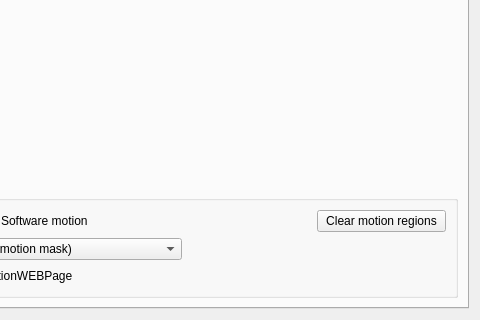
This is client/src/ui/widgets/single_camera_settings_widget.ui in networkoptix/nx_open as Qt 5 draws it before an edit; both pictures show x 232 to 712 and y 239 to 559 of the 712 by 559 pixel window. The edited form follows.
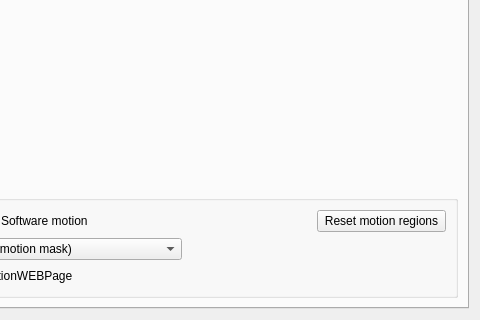
This is the edited form. Custom widgets are drawn as their Qt base class.

```diff
--- a/client/src/ui/widgets/single_camera_settings_widget.ui
+++ b/client/src/ui/widgets/single_camera_settings_widget.ui
@@ -351,7 +351,7 @@
             <item row="1" column="3">
              <widget class="QPushButton" name="clearAllButton">
               <property name="text">
-               <string>Clear motion regions</string>
+               <string>Reset motion regions</string>
               </property>
              </widget>
             </item>
```
